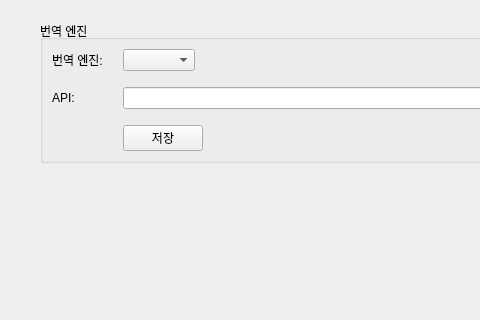
First picture: the form in src/Settings/EngineOptionWidget.ui, repository KimYubin/SolTranslator, before the edit; both pictures show x 0 to 480 and y 0 to 320 of the 749 by 571 pixel window.
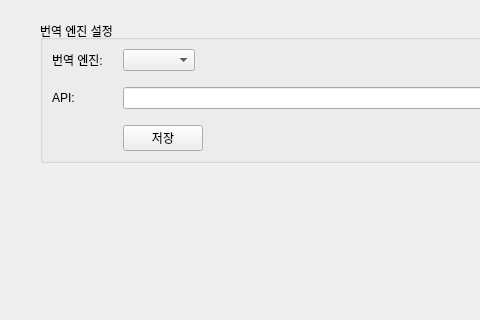
Second picture: the form after the edit. Custom widgets are drawn as their Qt base class.

Commit message:
[개선] 번역 엔진 선택을 메인 위젯으로 이동
1. 번역 엔진 선택을 설정에서 했는데, 그냥 메인 위젯으로 이동

2. 설정에서는 각 엔진별 설정만 하도록 변경

3. 설정과 사용을 분리하기 위함
 - 또, 엔진을 쉽게 변경하도록 하기 위함.

Patch:
```diff
--- a/src/Settings/EngineOptionWidget.ui
+++ b/src/Settings/EngineOptionWidget.ui
@@ -31,7 +31,7 @@
       <item row="0" column="0" alignment="Qt::AlignmentFlag::AlignTop">
        <widget class="QGroupBox" name="engineGroup">
         <property name="title">
-         <string>번역 엔진</string>
+         <string>번역 엔진 설정</string>
         </property>
         <property name="alignment">
          <set>Qt::AlignmentFlag::AlignLeading|Qt::AlignmentFlag::AlignLeft|Qt::AlignmentFlag::AlignVCenter</set>
```
The commit also changes 4 other files.
